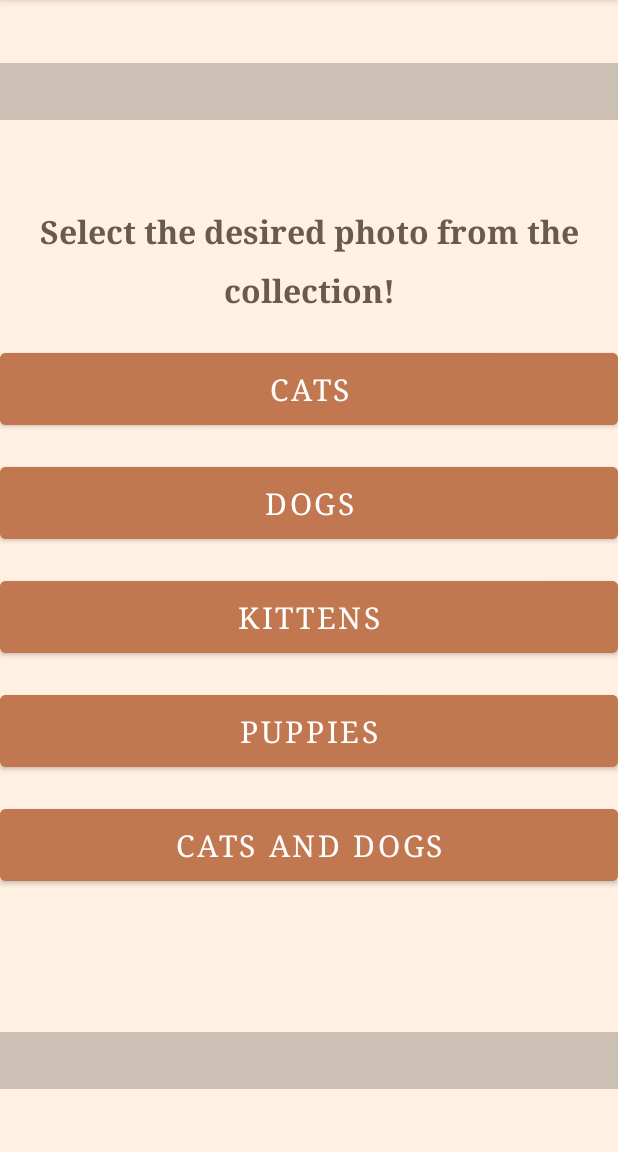
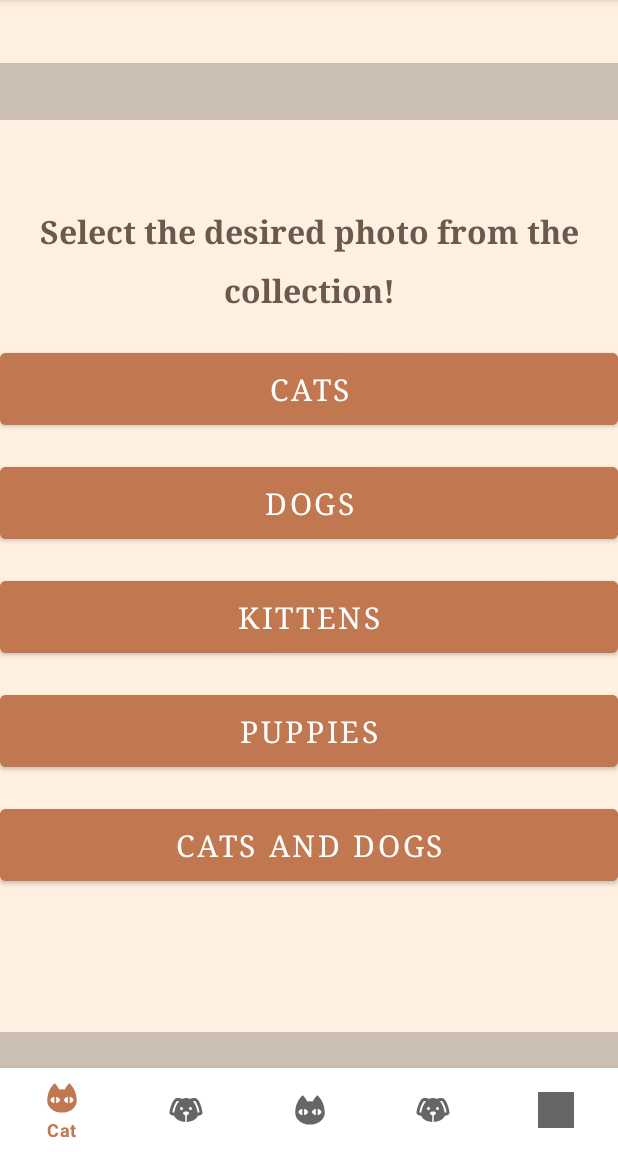
Before and after one commit to anpudova/homework-2, an Android app: the screen it shows after launch (MainActivity), on a phone screen of 412 x 824 dp, the part 84-1236 px from its top. Run offline under Robolectric (Android 15) with nearby library versions, the phone set to English and light mode, and no system bars.

Commit message:
Done task

```diff
--- /dev/null
+++ b/MyTask2/app/src/main/res/drawable/cat.xml
@@ -0,0 +1,9 @@
+<vector xmlns:android="http://schemas.android.com/apk/res/android"
+    android:width="512dp"
+    android:height="512dp"
+    android:viewportWidth="512"
+    android:viewportHeight="512">
+  <path
+      android:fillColor="#FF000000"
+      android:pathData="M370.09,52.15c-5.13,-5.1 -13.45,-4.73 -18.56,0.39 -22.87,22.86 -42.49,50.36 -57.9,81.18a262.85,262.85 0,0 0,-75.34 0,312.95 312.95,0 0,0 -57.82,-81.16c-5.11,-5.12 -13.43,-5.51 -18.57,-0.4C83.39,110.28 46,198.34 46,297.25c0,91.88 93.98,166.25 210,166.25 115.94,0 210,-74.38 210,-166.25C466,198.34 428.53,110.28 370.09,52.15ZM146.63,330.85c-24.33,-4.73 -44.98,-22.31 -56.88,-46.73 11.9,-24.41 32.55,-42 56.88,-46.72ZM172.88,330.85L172.88,237.4c24.24,4.72 44.98,22.31 56.88,46.72C217.85,308.54 197.11,326.12 172.88,330.85ZM339.13,330.85c-24.33,-4.73 -44.98,-22.31 -56.88,-46.73 11.9,-24.41 32.55,-42 56.88,-46.72ZM365.38,330.85L365.38,237.4c24.24,4.72 44.98,22.31 56.88,46.72C410.35,308.54 389.61,326.12 365.38,330.85Z"/>
+</vector>
--- /dev/null
+++ b/MyTask2/app/src/main/res/drawable/cat_main.xml
@@ -0,0 +1,9 @@
+<vector xmlns:android="http://schemas.android.com/apk/res/android"
+    android:width="512dp"
+    android:height="512dp"
+    android:viewportWidth="512"
+    android:viewportHeight="512">
+  <path
+      android:fillColor="#FF000000"
+      android:pathData="M370.09,52.15c-5.13,-5.1 -13.45,-4.73 -18.56,0.39 -22.87,22.86 -42.49,50.36 -57.9,81.18a262.85,262.85 0,0 0,-75.34 0,312.95 312.95,0 0,0 -57.82,-81.16c-5.11,-5.12 -13.43,-5.51 -18.57,-0.4C83.39,110.28 46,198.34 46,297.25c0,91.88 93.98,166.25 210,166.25 115.94,0 210,-74.38 210,-166.25C466,198.34 428.53,110.28 370.09,52.15ZM146.63,330.85c-24.33,-4.73 -44.98,-22.31 -56.88,-46.73 11.9,-24.41 32.55,-42 56.88,-46.72ZM172.88,330.85L172.88,237.4c24.24,4.72 44.98,22.31 56.88,46.72C217.85,308.54 197.11,326.12 172.88,330.85ZM339.13,330.85c-24.33,-4.73 -44.98,-22.31 -56.88,-46.73 11.9,-24.41 32.55,-42 56.88,-46.72ZM365.38,330.85L365.38,237.4c24.24,4.72 44.98,22.31 56.88,46.72C410.35,308.54 389.61,326.12 365.38,330.85Z"/>
+</vector>
--- /dev/null
+++ b/MyTask2/app/src/main/res/drawable/dog_main.xml
@@ -0,0 +1,9 @@
+<vector xmlns:android="http://schemas.android.com/apk/res/android"
+    android:width="24dp"
+    android:height="24dp"
+    android:viewportWidth="24"
+    android:viewportHeight="24">
+  <path
+      android:fillColor="#FF000000"
+      android:pathData="M18,4C16.29,4 15.25,4.33 14.65,4.61C13.88,4.23 13,4 12,4C11,4 10.12,4.23 9.35,4.61C8.75,4.33 7.71,4 6,4C3,4 1,12 1,14C1,14.83 2.32,15.59 4.14,15.9C4.78,18.14 7.8,19.85 11.5,20V15.72C10.91,15.35 10,14.68 10,14C10,13 12,13 12,13C12,13 14,13 14,14C14,14.68 13.09,15.35 12.5,15.72V20C16.2,19.85 19.22,18.14 19.86,15.9C21.68,15.59 23,14.83 23,14C23,12 21,4 18,4M4.15,13.87C3.65,13.75 3.26,13.61 3,13.5C3.25,10.73 5.2,6.4 6.05,6C6.59,6 7,6.06 7.37,6.11C5.27,8.42 4.44,12.04 4.15,13.87M9,12A1,1 0,0 1,8 11C8,10.46 8.45,10 9,10A1,1 0,0 1,10 11C10,11.56 9.55,12 9,12M15,12A1,1 0,0 1,14 11C14,10.46 14.45,10 15,10A1,1 0,0 1,16 11C16,11.56 15.55,12 15,12M19.85,13.87C19.56,12.04 18.73,8.42 16.63,6.11C17,6.06 17.41,6 17.95,6C18.8,6.4 20.75,10.73 21,13.5C20.75,13.61 20.36,13.75 19.85,13.87Z"/>
+</vector>
--- a/MyTask2/app/src/main/res/layout/activity_main.xml
+++ b/MyTask2/app/src/main/res/layout/activity_main.xml
@@ -18,4 +18,12 @@
         app:layout_constraintTop_toTopOf="parent"
         app:navGraph="@navigation/main_graph" />
 
+    <com.google.android.material.bottomnavigation.BottomNavigationView
+        android:id="@+id/btn_view"
+        android:layout_width="match_parent"
+        app:layout_constraintBottom_toBottomOf="parent"
+        android:layout_height="wrap_content"
+        app:menu="@menu/menu_main"/>
+
+
 </androidx.constraintlayout.widget.ConstraintLayout>
--- /dev/null
+++ b/MyTask2/app/src/main/res/menu/menu_main.xml
@@ -0,0 +1,33 @@
+<?xml version="1.0" encoding="utf-8"?>
+<menu xmlns:android="http://schemas.android.com/apk/res/android">
+
+    <item
+        android:id="@+id/catsFragment"
+        android:enabled="true"
+        android:icon="@drawable/cat_main"
+        android:title="@string/menu_cat"/>
+
+    <item
+        android:id="@+id/dogsFragment"
+        android:enabled="true"
+        android:icon="@drawable/dog_main"
+        android:title="@string/menu_dog"/>
+
+    <item
+        android:id="@+id/kittyFragment"
+        android:enabled="true"
+        android:icon="@drawable/cat_main"
+        android:title="@string/menu_kitty"/>
+
+    <item
+        android:id="@+id/puppyFragment"
+        android:enabled="true"
+        android:icon="@drawable/dog_main"
+        android:title="@string/menu_puppy"/>
+    <item
+        android:id="@+id/dogCatFragment"
+        android:enabled="true"
+        android:icon="@drawable/icon_app"
+        android:title="@string/menu_dogcat"/>
+
+</menu>
--- a/MyTask2/app/src/main/res/values/strings.xml
+++ b/MyTask2/app/src/main/res/values/strings.xml
@@ -1,3 +1,8 @@
 <resources>
     <string name="app_name">AniPh</string>
+    <string name="menu_cat">Cat</string>
+    <string name="menu_dog">Dog</string>
+    <string name="menu_kitty">Kitty</string>
+    <string name="menu_puppy">Puppy</string>
+    <string name="menu_dogcat">DogCat</string>
 </resources>
```
Also changed, not shown: 1 other file.
